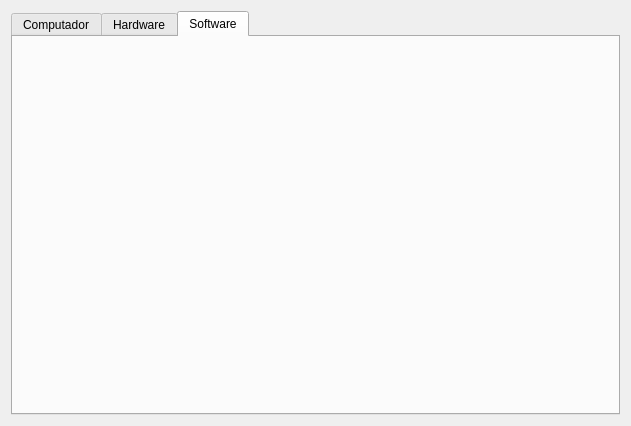
This is cacic-ui/widget.ui in lightbase/cacic-agente as Qt 5 draws it before an edit. The edited form follows.
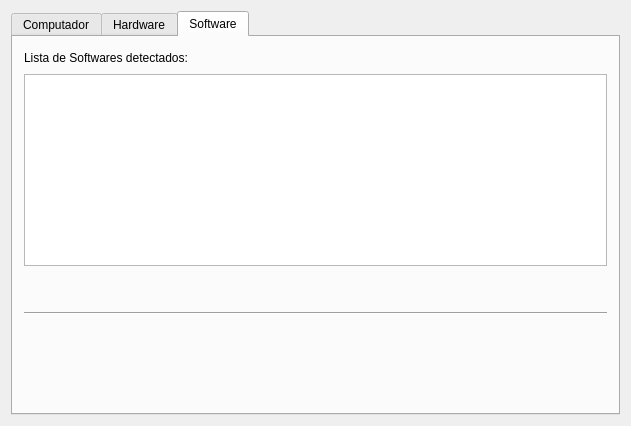
This is the edited form. The open tabs and pages were chosen to show the change. Icons and pictures are not drawn.

Commit message: Implementa aba de Software no CacicUi.

```diff
--- a/cacic-ui/widget.ui
+++ b/cacic-ui/widget.ui
@@ -575,6 +575,108 @@
       <attribute name="title">
        <string>Software</string>
       </attribute>
+      <layout class="QVBoxLayout" name="verticalLayout_15">
+       <item>
+        <layout class="QVBoxLayout" name="verticalLayout_11">
+         <item>
+          <layout class="QVBoxLayout" name="verticalLayout_12">
+           <item>
+            <layout class="QHBoxLayout" name="horizontalLayout_10">
+             <item>
+              <widget class="QLabel" name="labelSoftwareList">
+               <property name="text">
+                <string>Lista de Softwares detectados:</string>
+               </property>
+              </widget>
+             </item>
+             <item>
+              <spacer name="horizontalSpacer_10">
+               <property name="orientation">
+                <enum>Qt::Horizontal</enum>
+               </property>
+               <property name="sizeHint" stdset="0">
+                <size>
+                 <width>40</width>
+                 <height>20</height>
+                </size>
+               </property>
+              </spacer>
+             </item>
+            </layout>
+           </item>
+           <item>
+            <layout class="QHBoxLayout" name="horizontalLayout_11">
+             <item>
+              <widget class="QListWidget" name="softwareList"/>
+             </item>
+            </layout>
+           </item>
+           <item>
+            <spacer name="verticalSpacer_6">
+             <property name="orientation">
+              <enum>Qt::Vertical</enum>
+             </property>
+             <property name="sizeHint" stdset="0">
+              <size>
+               <width>20</width>
+               <height>40</height>
+              </size>
+             </property>
+            </spacer>
+           </item>
+          </layout>
+         </item>
+         <item>
+          <layout class="QVBoxLayout" name="verticalLayout_13">
+           <item>
+            <widget class="Line" name="line_4">
+             <property name="orientation">
+              <enum>Qt::Horizontal</enum>
+             </property>
+            </widget>
+           </item>
+           <item>
+            <layout class="QVBoxLayout" name="verticalLayout_14">
+             <item>
+              <spacer name="horizontalSpacer_11">
+               <property name="orientation">
+                <enum>Qt::Horizontal</enum>
+               </property>
+               <property name="sizeHint" stdset="0">
+                <size>
+                 <width>588</width>
+                 <height>20</height>
+                </size>
+               </property>
+              </spacer>
+             </item>
+             <item>
+              <layout class="QHBoxLayout" name="horizontalLayout_12">
+               <item>
+                <spacer name="verticalSpacer_7">
+                 <property name="orientation">
+                  <enum>Qt::Vertical</enum>
+                 </property>
+                 <property name="sizeHint" stdset="0">
+                  <size>
+                   <width>20</width>
+                   <height>40</height>
+                  </size>
+                 </property>
+                </spacer>
+               </item>
+               <item>
+                <widget class="QWidget" name="softwareInfoWidget" native="true"/>
+               </item>
+              </layout>
+             </item>
+            </layout>
+           </item>
+          </layout>
+         </item>
+        </layout>
+       </item>
+      </layout>
      </widget>
     </widget>
    </item>
```
Left out of the diff: 10 changed lines with no effect on the pictures. Lines whose indentation alone changed are shown as unchanged. The commit also changes 2 other files.
